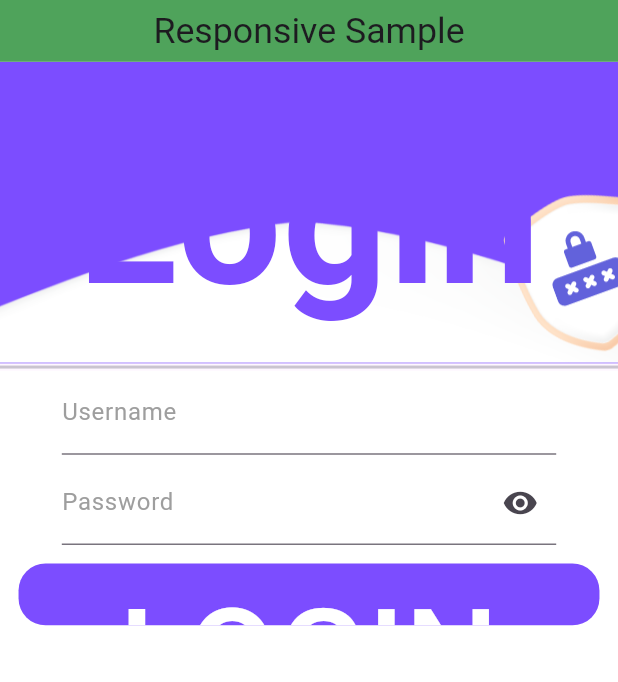
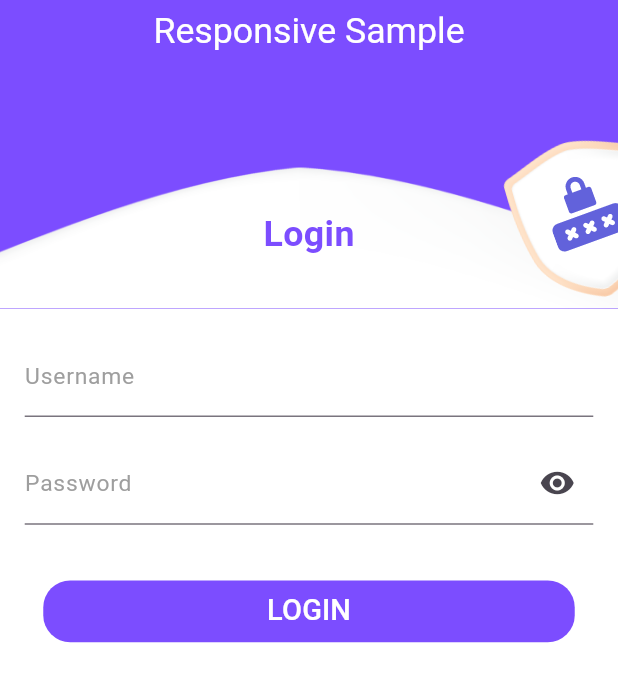
Before and after one commit to mahmoudsfares/responsive_layout_sample, a Flutter app: the screen it shows after launch, on a phone screen of 412 x 824 dp. Shown: the top 682 px of the screen. Run offline on Flutter 3.47's test engine with Material 3 defaults, Android fonts, the phone set to English and light mode, and no system bars; our stand-ins replace responsive_sizer.

Commit message:
Responsive fonts

```diff
--- a/lib/login/fragments/background_separator.dart
+++ b/lib/login/fragments/background_separator.dart
@@ -10,7 +10,7 @@ class BackgroundSeparator extends StatelessWidget {
   @override
   Widget build(BuildContext context) {
     return SizedBox(
-      height: 25.h,
+      height: 20.h,
       child: Column(
         children: [
           Expanded(
@@ -25,11 +25,11 @@ class BackgroundSeparator extends StatelessWidget {
                     alignment: Alignment.bottomCenter,
                     child: Image.asset(separator, width: 100.w, fit: BoxFit.fitWidth,)),
                 Align(
-                  alignment: Alignment(0, 0.4),
+                  alignment: const Alignment(0, 0.5),
                   child: Text(
                     'Login',
                     style: TextStyle(
-                      fontSize: 0.28.dp,
+                      fontSize: 20.sp,
                       color: Colors.deepPurpleAccent,
                       fontWeight: FontWeight.bold
                     ),
@@ -38,7 +38,6 @@ class BackgroundSeparator extends StatelessWidget {
               ],
             ),
           ),
-          Divider(thickness: 2, height: 5,)
         ],
       ),
     );
--- a/lib/login/fragments/my_app_bar.dart
+++ b/lib/login/fragments/my_app_bar.dart
@@ -19,9 +19,9 @@ class MyAppBar extends StatelessWidget implements PreferredSizeWidget {
         statusBarBrightness: Brightness.light, // For iOS
       ),
       centerTitle: true,
-      title: Text('Responsive Sample', style: TextStyle(fontSize: 20.sp)),
-      elevation: 10,
-      backgroundColor: Colors.green,
+      title: Text('Responsive Sample', style: TextStyle(fontSize: 20.sp, color: Colors.white)),
+      elevation: 0,
+      backgroundColor: Colors.deepPurpleAccent,
     );
   }
 }
--- a/lib/login/fragments/submit_button.dart
+++ b/lib/login/fragments/submit_button.dart
@@ -29,7 +29,7 @@ class SubmitButton extends StatelessWidget {
                   onPressed: null,
                   child: Text(
                     text,
-                    style: TextStyle(color: Colors.white, fontSize: 0.2.dp),
+                    style: TextStyle(color: Colors.white, fontSize: 18.sp),
                   ),
                 ),
               ),
--- a/lib/login/login_screen.dart
+++ b/lib/login/login_screen.dart
@@ -11,50 +11,46 @@ class LoginScreen extends StatelessWidget {
 
     return Scaffold(
       appBar: MyAppBar(),
+      backgroundColor: Colors.deepPurpleAccent,
       body: Column(
         children: [
           const BackgroundSeparator(separator: 'resources/images/img_login.png'),
           Expanded(
             child: Container(
               color: Colors.white,
+              padding: EdgeInsets.symmetric(vertical: 2.h, horizontal: 4.w),
               child: Form(
                   child: SingleChildScrollView(
                     child: Column(
                       children: [
-                        Padding(
-                          padding: EdgeInsets.fromLTRB(5.h, 0.w, 5.h, 1.w),
-                          child: TextFormField(
+                        TextFormField(
                           cursorColor: Colors.deepPurpleAccent,
-                            decoration: const InputDecoration(
-                              focusedBorder: UnderlineInputBorder(
+                          decoration: InputDecoration(
+                            focusedBorder: const UnderlineInputBorder(
                               borderSide:
                                   BorderSide(color: Colors.deepPurpleAccent),
                             ),
                             labelText: 'Username',
-                              labelStyle: TextStyle(color: Colors.grey),
+                            labelStyle: TextStyle(color: Colors.grey, fontSize: 16.sp),
                           ),
                         ),
-                        ),
-                        Padding(
-                          padding: EdgeInsets.fromLTRB(5.h, 0.w, 5.h, 0.w),
-                          child: TextFormField(
+                        SizedBox(height: 2.h),
+                        TextFormField(
                           cursorColor: Colors.deepPurpleAccent,
-                            decoration: const InputDecoration(
-                              focusedBorder: UnderlineInputBorder(
+                          decoration: InputDecoration(
+                            focusedBorder: const UnderlineInputBorder(
                               borderSide:
                                   BorderSide(color: Colors.deepPurpleAccent),
                             ),
                             labelText: 'Password',
-                              labelStyle: TextStyle(color: Colors.grey),
-                              suffixIcon: IconButton(
-                                icon: Icon(
-                                    Icons.visibility
-                                ),
+                            labelStyle: TextStyle(color: Colors.grey, fontSize: 16.sp),
+                            suffixIcon: const IconButton(
+                              icon: Icon(Icons.visibility),
                               color: Colors.grey, onPressed: null,
                             ),
                           ),
                         ),
-                        ),
+                        SizedBox(height: 3.h),
                         const SubmitButton('LOGIN'),
                       ],
                     ),
```
Lines whose indentation alone changed are shown as unchanged.
